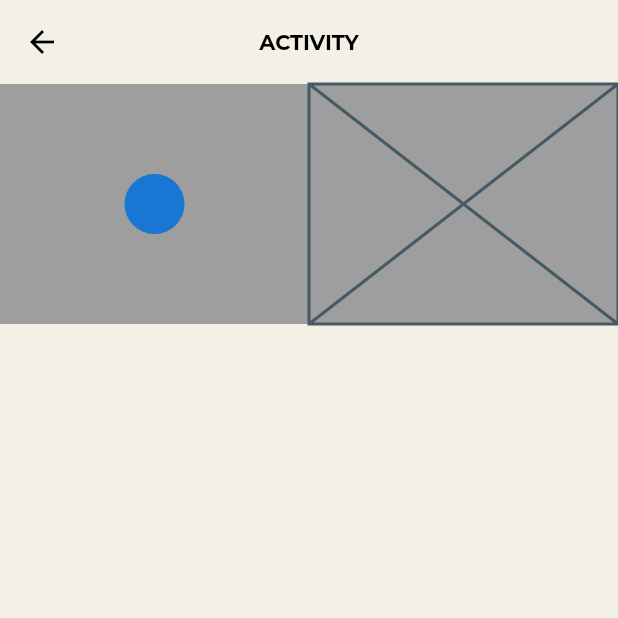
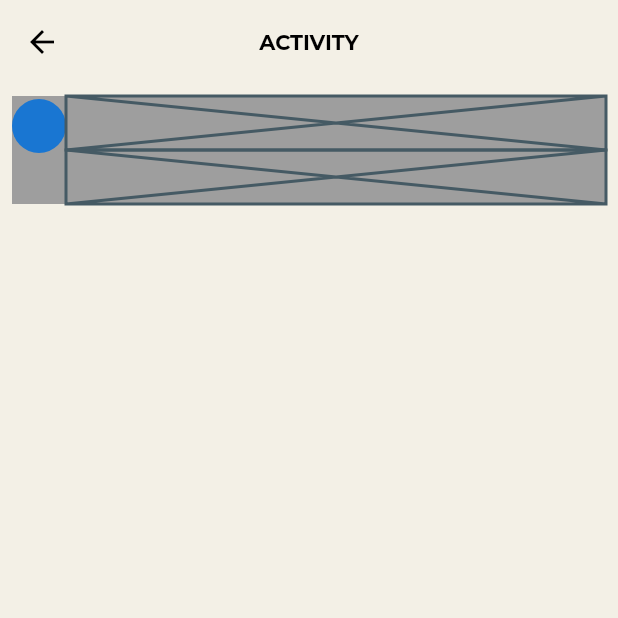
Before and after one commit to JAICHANGPARK/flutter_notebook_11th_story, a Flutter app: the NotificationPage screen opened directly, on a phone screen of 412 x 824 dp, the top half of it. Run offline on Flutter 3.47's test engine with Material 2 defaults, Android fonts, the phone set to English and light mode, and no system bars; our stand-ins replace backdrop, badges, flutter_inner_drawer, flutter_slidable, google_fonts.

Commit message:
Update notification_page.dart

```diff
--- a/lib/ep701_clubhouse/ui/notification_page.dart
+++ b/lib/ep701_clubhouse/ui/notification_page.dart
@@ -24,16 +24,32 @@ class _NotificationPageState extends State<NotificationPage> {
         )),
       ),
         body: SafeArea(
+          child: Padding(
+            padding: const EdgeInsets.all(8.0),
             child: ListView(
               children: [
                 SizedBox(
-                height: 160,
+                  height: 72,
                   child: Container(
                     color: Colors.grey,
                     child: Row(
+                      crossAxisAlignment: CrossAxisAlignment.start,
                       children: [
-                      Expanded(child: CircleAvatar()),
-                      Expanded(child: Placeholder())
+                        Expanded(
+                            flex: 1,
+                            child: CircleAvatar()),
+                        Expanded(
+                            flex:10,
+                            child: Column(
+                              children: [
+                                Expanded(
+                                  child: Placeholder(),
+                                ),
+                                Expanded(
+                                  child: Placeholder(),
+                                )
+                              ],
+                            ))
                       ],
                     ),
                   ),
@@ -41,6 +57,7 @@ class _NotificationPageState extends State<NotificationPage> {
               ],
             ),
           ),
+        ),
     );
   }
 }
```
Lines whose indentation alone changed are shown as unchanged.
